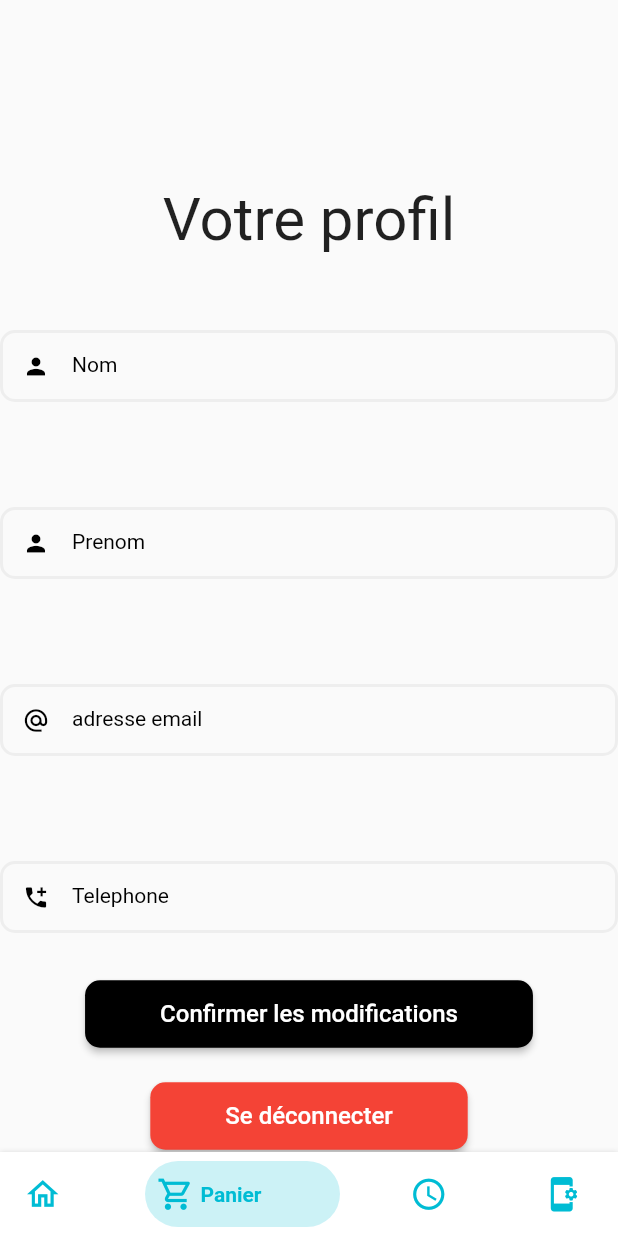
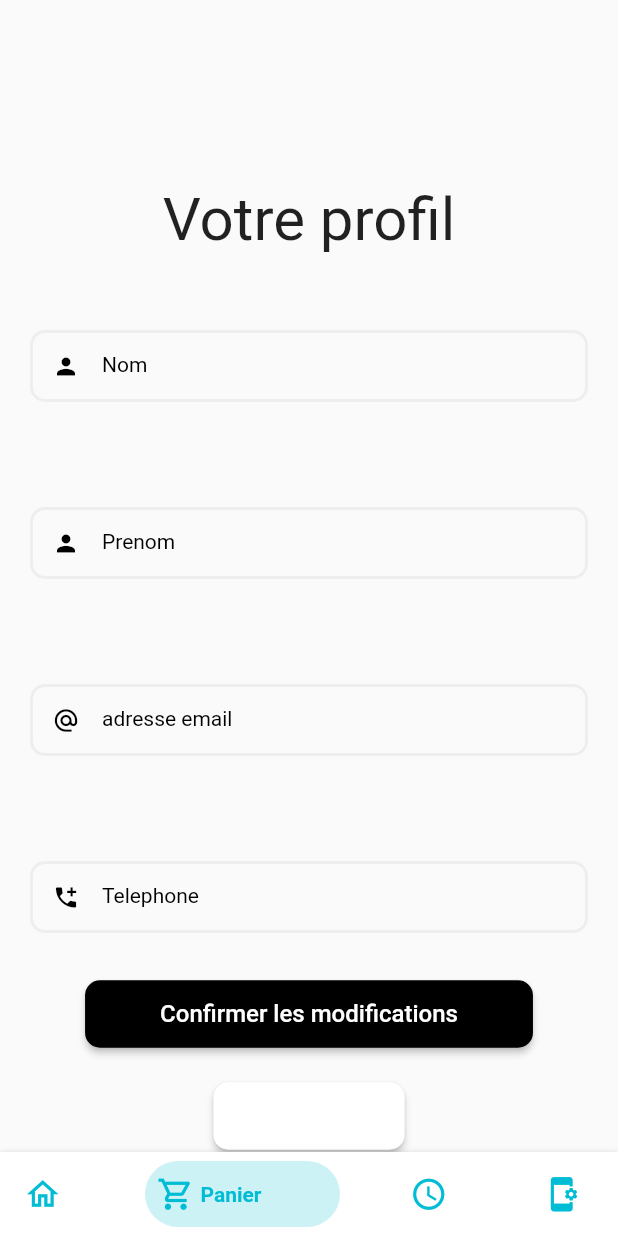
Before and after one commit to juxqq/stage-project-mobile, a Flutter app: the Profile screen opened by its route, scrolled down 57 dp, on a phone screen of 412 x 824 dp. Run offline on Flutter 3.47's test engine with Material 2 defaults, Android fonts, the phone set to English and light mode, and no system bars; drawn by our look-alikes of bottom_navy_bar; missing offline and left inert: dart:ffi, drop_down_list, flutter_session, flutter_verification_code; accounts and stored records are empty.

Commit message:
prototype menu paramètres: bouton de test toujours présent

```diff
--- a/lib/views/auth/profile.dart
+++ b/lib/views/auth/profile.dart
@@ -46,7 +46,7 @@ class _ProfileState extends State<Profile> {
         body: Form(
             key: _formKey,
             child: SingleChildScrollView(
-                child: Column(
+                child: Padding(padding: EdgeInsets.symmetric(horizontal: 20), child: Column(
               mainAxisAlignment: MainAxisAlignment.center,
               children: [
                 const SizedBox(
@@ -142,17 +142,13 @@ class _ProfileState extends State<Profile> {
                 const SizedBox(
                   height: 20,
                 ),
-                RadiusButton("Se déconnecter", () {
-                  // Navigator.pushNamed(context, "/reset");
-                  UserService.removeToken();
-                  Navigator.pushNamed(context, "/main");
-                }, Colors.red),
+
                 RadiusButton("test", () {
                   // Navigator.pushNamed(context, "/reset");
                   Navigator.pushNamed(context, "/settings");
                 }, Colors.white),
               ],
-            ))),
+            )))),
         bottomNavigationBar: const AppBarWidget());
   }
 }
```
